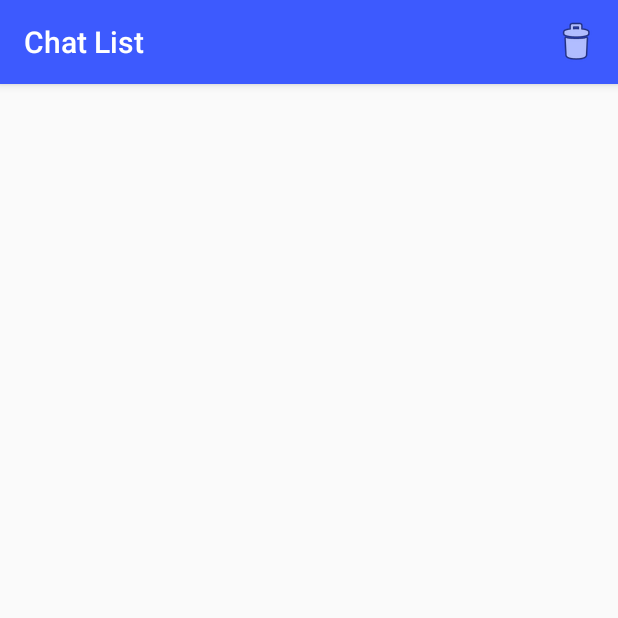
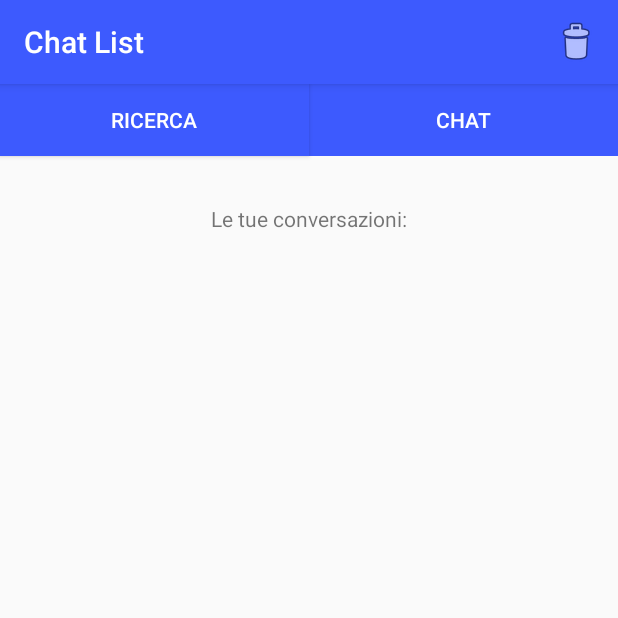
Before and after one commit to stewieGIT/ProgettoMP, an Android app: the screen it shows after launch (ChatListActivity), after a tap on "CHAT", on a phone screen of 412 x 824 dp, the top half of it. Run offline under Robolectric (Android 15) with nearby library versions, the phone set to English and light mode, and no system bars; our stand-ins replace Room's generated code.

Commit message:
Versione 1.37
-Update grafica MainActivity, ChatListActivity

```diff
--- a/ChatBluetooth/app/src/main/java/it/qrntine/chatbluetooth/activities/ChatActivity.java
+++ b/ChatBluetooth/app/src/main/java/it/qrntine/chatbluetooth/activities/ChatActivity.java
@@ -138,7 +138,6 @@ public class ChatActivity extends AppCompatActivity implements SearchView.OnQuer
     @Override
     protected void onDestroy() {
         super.onDestroy();
-        finish();
     }
 
     @Override
--- a/ChatBluetooth/app/src/main/java/it/qrntine/chatbluetooth/activities/ChatListActivity.java
+++ b/ChatBluetooth/app/src/main/java/it/qrntine/chatbluetooth/activities/ChatListActivity.java
@@ -10,6 +10,7 @@ import android.view.Menu;
 import android.view.MenuItem;
 import android.view.View;
 import android.view.ViewGroup;
+import android.widget.Button;
 import android.widget.LinearLayout;
 import android.widget.TextView;
 import android.widget.Toast;
@@ -71,9 +72,9 @@ public class ChatListActivity extends AppCompatActivity implements MenuItem.OnMe
 
         if(session.getErrorNum() == ErrorConstants.ERROR_USER_DISCONNECTED){ //annunciamo che il destinatario si è disconnesso
             Toast.makeText(ChatListActivity.this, R.string.error_user_disconnected, Toast.LENGTH_LONG).show();
+            session.getmBluetoothChatService().stop(); //riavviamo il servizio di chat
+            session.getmBluetoothChatService().start();
         }
-        session.getmBluetoothChatService().stop(); //riavviamo il servizio di chat
-        session.getmBluetoothChatService().start();
     }
 
     @Override
@@ -111,9 +112,18 @@ public class ChatListActivity extends AppCompatActivity implements MenuItem.OnMe
         return false;
     }
 
-    class Holder {
+    class Holder implements View.OnClickListener {
+        Button btnTabRicerca, btnTabChat;
+        TextView tvTueConv;
         RecyclerView rvChatList;
+
         public Holder(){
+
+            tvTueConv=findViewById(R.id.tvTueConversazioni);
+            btnTabChat=findViewById(R.id.btnTabChat);
+            btnTabRicerca=findViewById(R.id.btnTabRicerca);
+            btnTabChat.setEnabled(false);
+            btnTabRicerca.setOnClickListener(this);
             rvChatList=findViewById(R.id.rvChatList);
 
             rvChatList.setAdapter(new ChatListAdapter(chatDevices));
@@ -121,6 +131,13 @@ public class ChatListActivity extends AppCompatActivity implements MenuItem.OnMe
 
             DecoratorRecyclerView decorator = new DecoratorRecyclerView(10);
             rvChatList.addItemDecoration(decorator);
+        }
+
+        @Override
+        public void onClick(View v) {
+            if(v.getId() == R.id.btnTabRicerca) {
+                onBackPressed();
+            }
         }
     }
 
@@ -147,13 +164,13 @@ public class ChatListActivity extends AppCompatActivity implements MenuItem.OnMe
         public void onBindViewHolder(@NonNull ChatListAdapter.ChatHolder holder, int position) {
             holder.tvChat.setText(data.get(position).getName());
             if(checkExistance(data.get(position), selectedChats)){ //se esiste nell'array selezionati evidenzialo
-                 holder.itemView.setBackgroundColor(getColor(R.color.colorBGSelected));
-                 holder.cvChatList.setCardBackgroundColor(getColor(R.color.colorSelected));
+                 //holder.itemView.setBackgroundColor(getColor(R.color.colorBGSelected));
+                 holder.cvChatList.setCardBackgroundColor(getColor(R.color.colorDestinatario));
             }
             else{ //altrimenti niente effetto visivo
 
-                holder.itemView.setBackgroundColor(Color.TRANSPARENT);
-                holder.cvChatList.setCardBackgroundColor(getColor(R.color.colorDestinatario));
+                //holder.itemView.setBackgroundColor(Color.TRANSPARENT);
+                holder.cvChatList.setCardBackgroundColor(getColor(R.color.colorSelected));
             }
         }
 
--- a/ChatBluetooth/app/src/main/java/it/qrntine/chatbluetooth/activities/MainActivity.java
+++ b/ChatBluetooth/app/src/main/java/it/qrntine/chatbluetooth/activities/MainActivity.java
@@ -42,6 +42,7 @@ public class MainActivity extends AppCompatActivity {
     private AppDatabase db;
     private Holder holder;
     private Handler mHandler;
+    private static boolean RECEIVER_REGISTERED = false;
     private BluetoothSession session =BluetoothSession.getInstance();
     private List<String> devices = new ArrayList<>();   //serve solo per la stampa dei nomi nella recycler (DEBUG)
     private List<BluetoothDevice> objDevices = new ArrayList<>();   //lista di oggetti Bluetooth device
@@ -133,19 +134,24 @@ public class MainActivity extends AppCompatActivity {
         super.onResume();
         if(session.getErrorNum() == ErrorConstants.ERROR_USER_DISCONNECTED){
             Toast.makeText(MainActivity.this, R.string.error_user_disconnected, Toast.LENGTH_LONG).show();
+            session.getmBluetoothChatService().stop();
+            session.getmBluetoothChatService().start();
         }
-        session.getmBluetoothChatService().stop();
-        session.getmBluetoothChatService().start();
     }
 
     @Override
     protected void onDestroy() {
         super.onDestroy();
-        unregisterReceiver(mReceiver);
+        if(RECEIVER_REGISTERED) {
+            unregisterReceiver(mReceiver);
+            RECEIVER_REGISTERED = false;
+        }
+
     }
 
     class Holder implements View.OnClickListener{
-        Button btnSearch, btnChat;
+        Button btnSearch, btnChat, btnAvviaRicerca;
+        TextView tvRisultatiRicerca;
         CardView cvDevice;
         RecyclerView rvDevices;
         RecyclerView.Adapter rvAdapter;
@@ -153,9 +159,12 @@ public class MainActivity extends AppCompatActivity {
         public Holder(){
             btnSearch=findViewById(R.id.btnSearch);
             btnChat=findViewById(R.id.btnChat);
+            btnAvviaRicerca=findViewById(R.id.btnAvviaRicerca);
+            tvRisultatiRicerca=findViewById(R.id.tvRisultatiRicerca);
             rvDevices=findViewById(R.id.rvDevices);
             cvDevice = findViewById(R.id.cvDevice);
-            btnSearch.setOnClickListener(this);
+            btnSearch.setEnabled(false);
+            btnAvviaRicerca.setOnClickListener(this);
             btnChat.setOnClickListener(this);
             RecyclerView.LayoutManager layoutManager = new LinearLayoutManager(MainActivity.this);
             rvDevices.setLayoutManager(layoutManager);
@@ -221,7 +230,7 @@ public class MainActivity extends AppCompatActivity {
         @Override
         public void onClick(View v) {
             switch (v.getId()) {
-                case (R.id.btnSearch):
+                case (R.id.btnAvviaRicerca):
                     if (BluetoothAdapter.getDefaultAdapter().isDiscovering()) {
                         BluetoothAdapter.getDefaultAdapter().cancelDiscovery();
                         showToast("Scansione interrotta");
@@ -232,6 +241,7 @@ public class MainActivity extends AppCompatActivity {
                         filter.addAction(BluetoothAdapter.ACTION_DISCOVERY_STARTED);
                         filter.addAction(BluetoothAdapter.ACTION_DISCOVERY_FINISHED);
                         registerReceiver(mReceiver, filter);
+                        RECEIVER_REGISTERED = true;
                         //quando clicco su ricerca azzero la lista dei nomi. Vanno gestiti diversamente i dispositivi gia' associati
                         if(devices.size() > 0) {
                             devices.clear();
--- a/ChatBluetooth/app/src/main/res/layout/activity_chat_list.xml
+++ b/ChatBluetooth/app/src/main/res/layout/activity_chat_list.xml
@@ -6,13 +6,46 @@
     android:layout_width="match_parent"
     android:layout_height="match_parent">
 
+    <Button
+        android:id="@+id/btnTabRicerca"
+        android:layout_width="0dp"
+        android:layout_height="wrap_content"
+        android:background="@color/colorPrimary"
+        android:text="@string/search"
+        android:textColor="@color/colorBianco"
+        app:layout_constraintEnd_toStartOf="@+id/btnTabChat"
+        app:layout_constraintStart_toStartOf="parent"
+        app:layout_constraintTop_toTopOf="parent" />"/>
+
+    <Button
+        android:id="@+id/btnTabChat"
+        android:layout_width="0dp"
+        android:layout_height="wrap_content"
+        android:background="@color/colorPrimary"
+        android:text="@string/chat"
+        android:textColor="@color/colorBianco"
+        app:layout_constraintEnd_toEndOf="parent"
+        app:layout_constraintStart_toEndOf="@+id/btnTabRicerca"
+        app:layout_constraintTop_toTopOf="parent" />
+
+    <TextView
+        android:id="@+id/tvTueConversazioni"
+        android:layout_width="wrap_content"
+        android:layout_height="wrap_content"
+        android:layout_marginTop="32dp"
+        android:text="Le tue conversazioni:"
+        app:layout_constraintEnd_toEndOf="parent"
+        app:layout_constraintStart_toStartOf="parent"
+        app:layout_constraintTop_toBottomOf="@+id/btnTabRicerca" />
+
     <androidx.recyclerview.widget.RecyclerView
         android:id="@+id/rvChatList"
         android:layout_width="match_parent"
-        android:layout_height="match_parent"
-        android:layout_marginTop="8dp"
+        android:layout_height="0dp"
+        android:layout_margin="16dp"
+        android:background="@color/colorTrasparente"
         app:layout_constraintBottom_toBottomOf="parent"
         app:layout_constraintEnd_toEndOf="parent"
         app:layout_constraintStart_toStartOf="parent"
-        app:layout_constraintTop_toTopOf="parent" />
+        app:layout_constraintTop_toBottomOf="@+id/tvTueConversazioni" />
 </androidx.constraintlayout.widget.ConstraintLayout>
--- a/ChatBluetooth/app/src/main/res/layout/layout_main.xml
+++ b/ChatBluetooth/app/src/main/res/layout/layout_main.xml
@@ -11,9 +11,8 @@
         android:layout_width="match_parent"
         android:layout_height="wrap_content"
         android:layout_margin="8dp"
-        app:cardBackgroundColor="@color/colorMittente"
+        app:cardBackgroundColor="@color/colorBGSelected"
         app:cardCornerRadius="8dp"
-        app:cardElevation="8dp"
         app:layout_constraintStart_toStartOf="parent"
         app:layout_constraintTop_toTopOf="parent">
 
--- a/ChatBluetooth/app/src/main/res/values/colors.xml
+++ b/ChatBluetooth/app/src/main/res/values/colors.xml
@@ -8,4 +8,6 @@
     <color name="colorDestinatario">#ADE5FF</color>
     <color name="colorSelected">#FFDCF4FF</color>
     <color name="colorBGSelected">#FFE7F7FF</color>
+    <color name="colorTrasparente">#00FFFFFF</color>
+    <color name="colorBianco">#FFFFFF</color>
 </resources>
--- a/ChatBluetooth/app/src/main/res/values/strings.xml
+++ b/ChatBluetooth/app/src/main/res/values/strings.xml
@@ -1,7 +1,7 @@
 <resources>
     <string name="app_name">ChatBluetooth</string>
-    <string name="search">Search</string>
-    <string name="chat">Chat</string>
+    <string name="search">Ricerca</string>
+    <string name="chat">  Chat   </string>
     <string name="btnSend">Send</string>
     <string name="hint_message">Insert Message</string>
     <string name="menu_chatlist_delete">Delete</string>
```
Also changed, not shown: ChatBluetooth/app/src/main/res/layout/activity_main.xml (+36 -9 lines), ChatBluetooth/app/src/main/res/layout/layout_chat_list.xml (+6 -6 lines).
